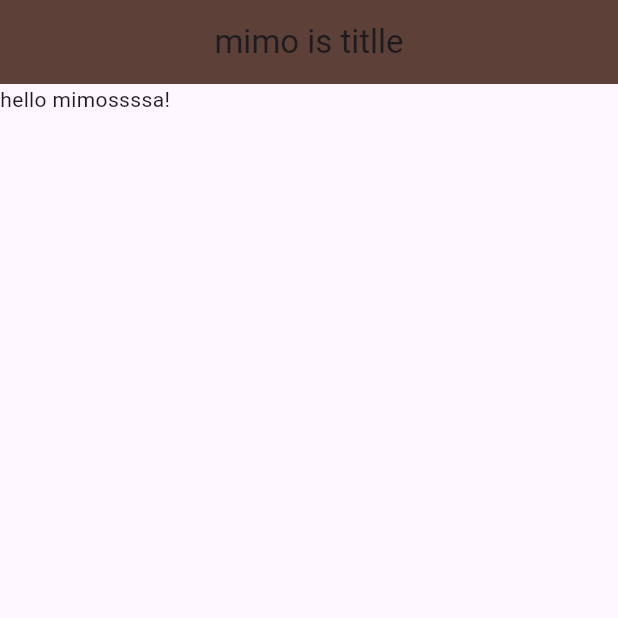
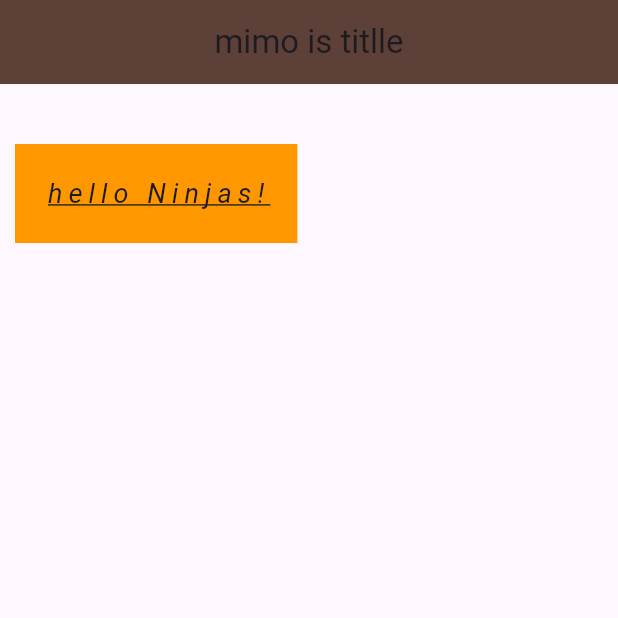
Before and after one commit to MimoHasPurpose/droid-dev, a Flutter app: the screen it shows after launch, on a phone screen of 412 x 824 dp, the top half of it. Run offline on Flutter 3.47's test engine with Material 3 defaults, Android fonts, the phone set to English and light mode, and no system bars; our stand-ins replace camera, gap; missing offline and left inert: external_path, media_scanner.

Commit message:
containers

```diff
--- a/FlutterProjects/learn/lib/main.dart
+++ b/FlutterProjects/learn/lib/main.dart
@@ -8,7 +8,27 @@ void main() {
         backgroundColor: Colors.brown[700],
         centerTitle: true,
       ),
-      body: const Text('hello mimossssa!'),
+      body: const Home(),
     )
   ));
 }
+class Home extends StatelessWidget {
+  const Home({super.key});
+
+  @override
+  Widget build(BuildContext context) {
+    return Container(
+      color:Colors.orange,
+      // width: 200,
+      // height: 100,
+      padding: const  EdgeInsets.all(20),
+      margin: const EdgeInsets.fromLTRB(10,40,0,0),
+      child: const Text("hello Ninjas!",style: TextStyle(
+        fontSize: 18,
+        letterSpacing: 4,
+        decoration: TextDecoration.underline,
+        fontStyle: FontStyle.italic
+      ),),
+    );
+  }
+}
```
